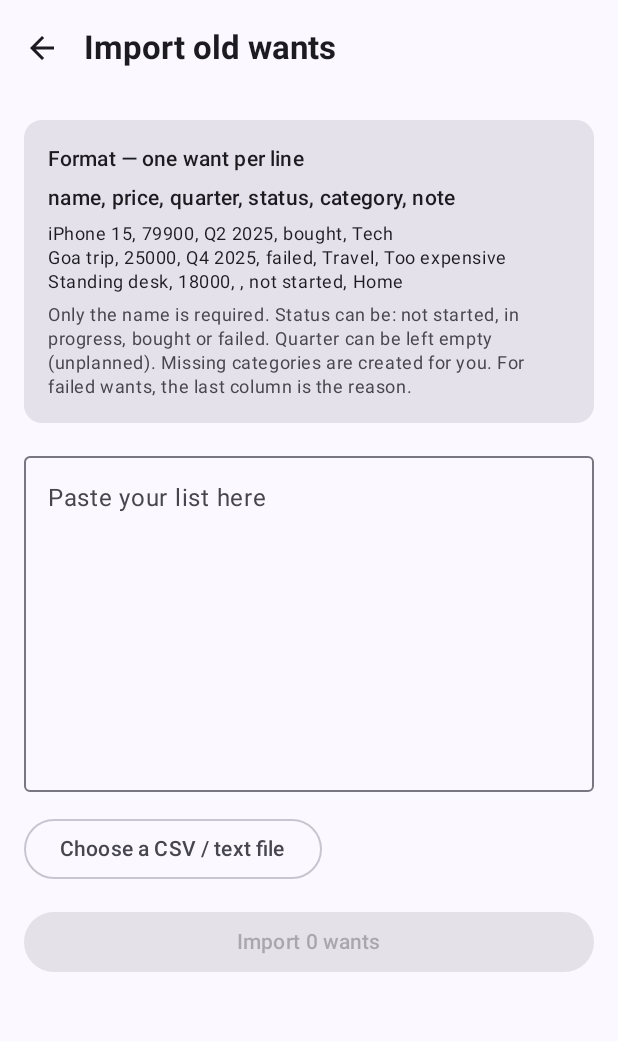
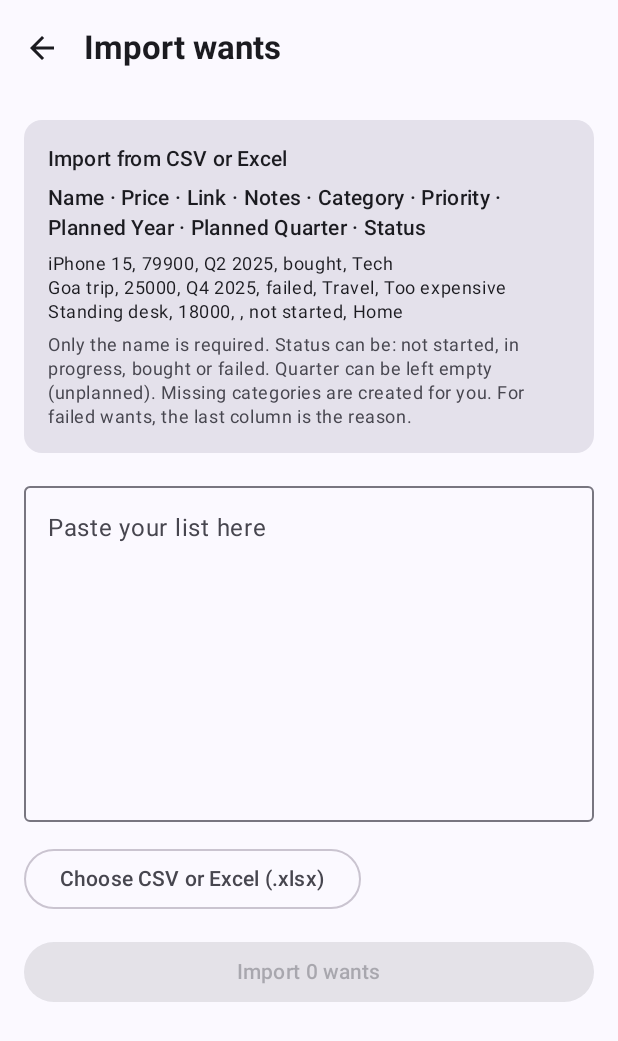
Before and after one commit to princetete/wantstrackers, an Android app built with Jetpack Compose: the ImportScreen screen opened through its navigation route, on a phone screen of 412 x 824 dp. Shown: the top 1041 px of the screen. Run offline under Robolectric (Android 15) with nearby library versions, the phone set to English and light mode, and no system bars; our stand-ins replace Room's generated code; pictures from the network do not load; 1 statement that could not run was skipped.

Commit message:
Restore CSV and Excel import/export tools

```diff
--- a/app/src/main/java/com/wantstracker/app/ui/screens/ImportScreen.kt
+++ b/app/src/main/java/com/wantstracker/app/ui/screens/ImportScreen.kt
@@ -49,13 +49,13 @@ fun ImportScreen(vm: MainViewModel, nav: NavController) {
     val parsed = remember(text) { CsvImport.parse(text) }
 
     val picker = rememberLauncherForActivityResult(ActivityResultContracts.OpenDocument()) { uri ->
-        if (uri != null) scope.launch { text = vm.readText(uri) }
+        if (uri != null) scope.launch { text = vm.readImportFile(uri) }
     }
 
     Scaffold(
         topBar = {
             TopAppBar(
-                title = { Text("Import old wants", fontWeight = FontWeight.Bold) },
+                title = { Text("Import wants", fontWeight = FontWeight.Bold) },
                 navigationIcon = {
                     IconButton(onClick = { nav.popBackStack() }) {
                         Icon(Icons.AutoMirrored.Filled.ArrowBack, contentDescription = "Back")
@@ -70,9 +70,9 @@ fun ImportScreen(vm: MainViewModel, nav: NavController) {
         ) {
             Card(Modifier.fillMaxWidth()) {
                 Column(Modifier.padding(16.dp), verticalArrangement = Arrangement.spacedBy(6.dp)) {
-                    Text("Format — one want per line", style = MaterialTheme.typography.titleSmall, fontWeight = FontWeight.SemiBold)
+                    Text("Import from CSV or Excel", style = MaterialTheme.typography.titleSmall, fontWeight = FontWeight.SemiBold)
                     Text(
-                        "name, price, quarter, status, category, note",
+                        "Name · Price · Link · Notes · Category · Priority · Planned Year · Planned Quarter · Status",
                         style = MaterialTheme.typography.bodyMedium,
                         fontWeight = FontWeight.Medium
                     )
@@ -103,7 +103,7 @@ fun ImportScreen(vm: MainViewModel, nav: NavController) {
                 modifier = Modifier.fillMaxWidth()
             )
 
-            OutlinedButton(onClick = { picker.launch(arrayOf("*/*")) }) { Text("Choose a CSV / text file") }
+            OutlinedButton(onClick = { picker.launch(arrayOf("text/*", "application/vnd.openxmlformats-officedocument.spreadsheetml.sheet", "application/vnd.ms-excel")) }) { Text("Choose CSV or Excel (.xlsx)") }
 
             if (text.isNotBlank()) {
                 Card(Modifier.fillMaxWidth()) {
```
